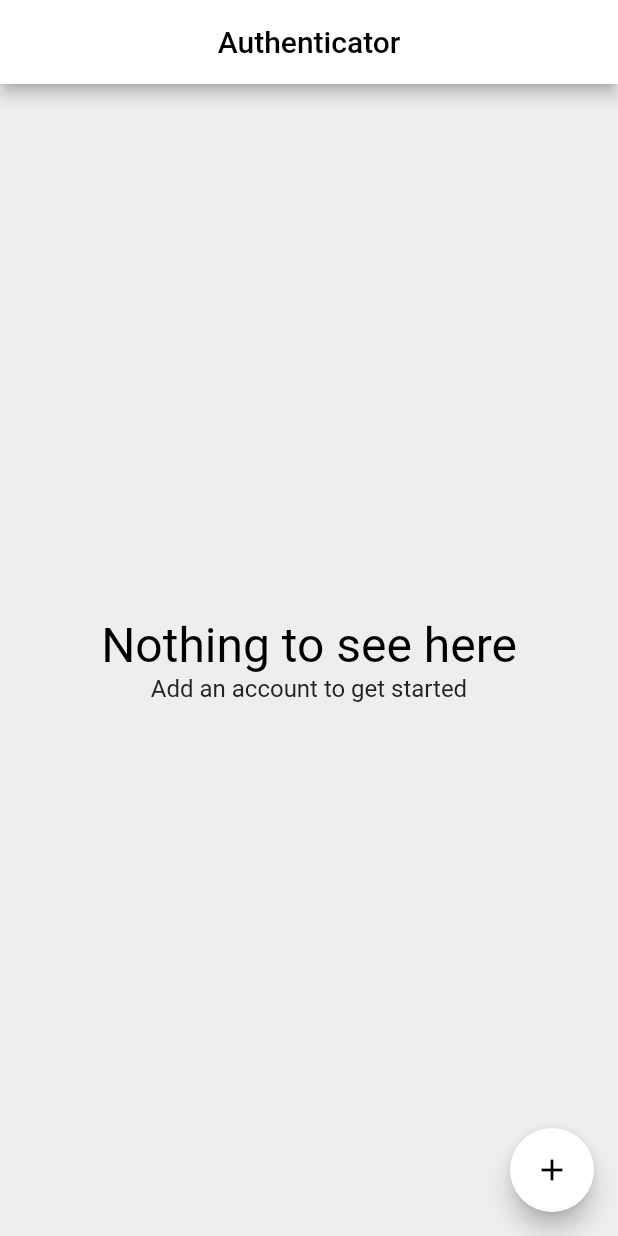
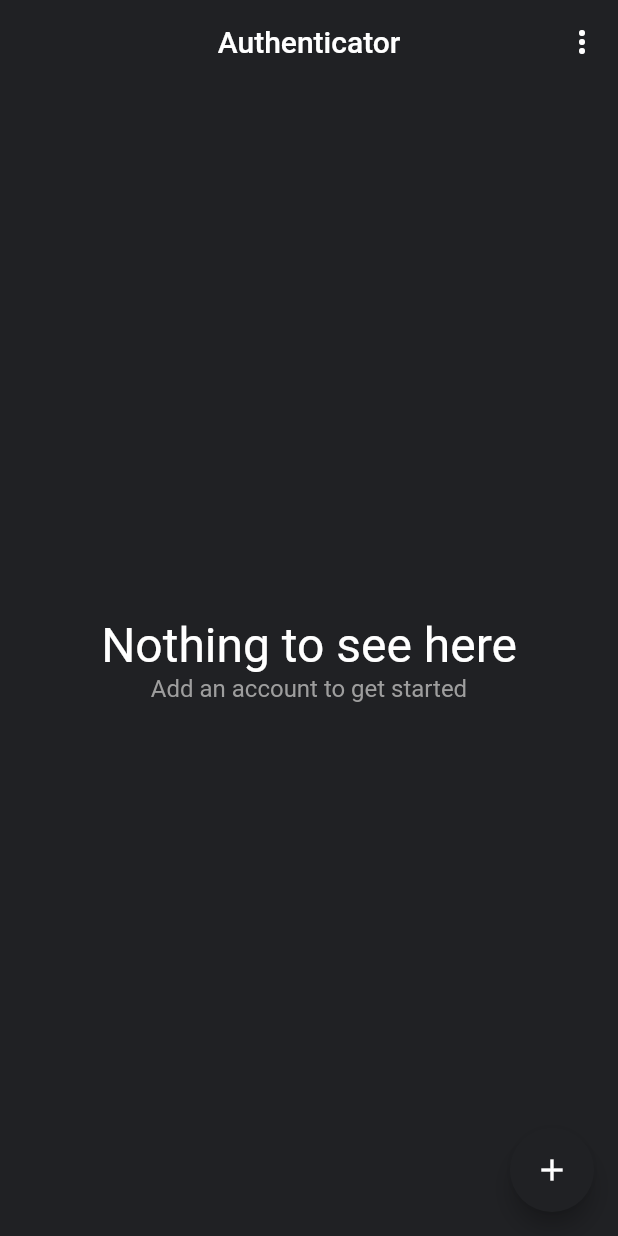
Before and after one commit to Mohammad-Rajabi/authenticator, a Flutter app: the screen it shows after launch, on a phone screen of 412 x 824 dp. Run offline on Flutter 3.47's test engine with Material 2 defaults, Android fonts, the phone set to English and light mode, and no system bars; drawn by our look-alikes of flutter_speed_dial; our stand-ins replace flutter_secure_storage, get, get_storage, hive, hive_flutter, sleek_circular_slider; missing offline and left inert: base32, otp, validated; accounts and stored records are empty.

Commit message:
Fixed the problem of displaying the counter and getting otp and adding theme changes

```diff
--- a/lib/models/secure_otp.dart
+++ b/lib/models/secure_otp.dart
@@ -23,7 +23,7 @@ class SecureOtp {
   SecureOtp(
       {required this.secret,
       required this.accountName,
-      this.algorithm = 'SHA256',
+      this.algorithm = 'SHA1',
       this.digits = 6,
       this.interval = 60});
 
--- a/lib/my_app.dart
+++ b/lib/my_app.dart
@@ -1,5 +1,7 @@
 import 'package:authenticator/pages/form_page.dart';
 import 'package:authenticator/pages/home_page.dart';
+import 'package:authenticator/utility/theme_service.dart';
+import 'package:authenticator/utility/themes.dart';
 import 'package:flutter/material.dart';
 import 'package:get/get.dart';
 import 'package:hive/hive.dart';
@@ -22,9 +24,9 @@ class MyAppState extends State<MyApp> {
         GetPage(name: '/', page: () => HomePage()),
         GetPage(name: '/form', page: () => FormPage())
       ],
-      theme: ThemeData(
-        primarySwatch: Colors.blue,
-      ),
+      theme: Themes.light,
+      darkTheme: Themes.dark,
+      themeMode: ThemeService().theme,
       home: HomePage(),
     );
   }
--- a/lib/pages/home_page.dart
+++ b/lib/pages/home_page.dart
@@ -1,6 +1,7 @@
 import 'package:authenticator/components/otp_item.dart';
 import 'package:authenticator/controllers/totp_controller.dart';
 import 'package:authenticator/pages/form_page.dart';
+import 'package:authenticator/utility/theme_service.dart';
 import 'package:flutter/material.dart';
 import 'package:flutter_speed_dial/flutter_speed_dial.dart';
 import 'package:get/get.dart';
@@ -13,35 +14,62 @@ class HomePage extends StatelessWidget {
   @override
   Widget build(BuildContext context) {
     return Scaffold(
-      appBar: _buildAppBar(),
-      body: _buildBody(),
-      floatingActionButton:
-          _buildFloatActionButton(), // This trailing comma makes auto-formatting nicer for build methods.
+      appBar: _buildAppBar(context),
+      body: _buildBody(context),
+      floatingActionButton: _buildFloatActionButton(
+          context), // This trailing comma makes auto-formatting nicer for build methods.
     );
   }
 
-  AppBar _buildAppBar() {
-    return true ? _mainAppBar() : _secondAppBar();
+  AppBar _buildAppBar(BuildContext context) {
+    return true ? _mainAppBar(context) : _secondAppBar(context);
   }
 
-  AppBar _mainAppBar() {
+  AppBar _mainAppBar(BuildContext context) {
+    return AppBar(
+      elevation: 0,
+      title: Text(
+        "Authenticator",
+        style: context.theme.textTheme.headline6,
+      ),
+      backgroundColor: context.theme.backgroundColor,
+      centerTitle: true,
+      actions: [
+        PopupMenuButton(
+            icon: Icon(
+              Icons.more_vert,
+              color: context.theme.iconTheme.color,
+            ),
+            onSelected: (String choise) {
+              _totpController.changeTheme();
+            },
+            itemBuilder: (BuildContext context) {
+              return [
+                PopupMenuItem(
+                    value: 'theme mode',
+                    child: Padding(
+                      padding: EdgeInsetsDirectional.only(end: 4),
+                      child: Align(
+                          alignment: AlignmentDirectional.topStart,
+                          child: Text(
+                            ThemeService().theme == ThemeMode.dark
+                                ? 'View in light mode'
+                                : 'View in dark mode',
+                            style: context.theme.textTheme.bodyText2,
+                          )),
+                    ))
+              ];
+            })
+      ],
+    );
+  }
+
+  AppBar _secondAppBar(BuildContext context) {
     return AppBar(
       title: Text(
         "Authenticator",
-        style: TextStyle(color: Colors.black),
+        style: context.theme.textTheme.headline6,
       ),
-      backgroundColor: Colors.white,
-      centerTitle: true,
-    );
-  }
-
-  AppBar _secondAppBar() {
-    return AppBar(
-      title: Text(
-        "Authenticator",
-        style: TextStyle(color: Colors.black),
-      ),
-      backgroundColor: Colors.white,
       leading: Icon(
         Icons.arrow_back,
         color: Colors.black,
@@ -56,11 +84,11 @@ class HomePage extends StatelessWidget {
     );
   }
 
-  Widget _buildBody() {
+  Widget _buildBody(BuildContext context) {
     return Obx(
       () => Container(
         decoration: BoxDecoration(
-          color: Colors.grey[200],
+          color: context.theme.backgroundColor,
         ),
         child: (_totpController.otpItems.isEmpty)
             ? Center(
@@ -71,14 +99,14 @@ class HomePage extends StatelessWidget {
                       'Nothing to see here',
                       style: TextStyle(
                         fontSize: 32,
-                        color: Colors.black,
+                        color: context.theme.textTheme.headline6!.color,
                       ),
                     ),
                     Text(
                       'Add an account to get started',
                       style: TextStyle(
                         fontSize: 16,
-                        color: Colors.grey[900],
+                        color: Colors.grey,
                       ),
                     ),
                   ],
@@ -97,14 +125,14 @@ class HomePage extends StatelessWidget {
     );
   }
 
-  Widget _buildFloatActionButton() {
+  Widget _buildFloatActionButton(BuildContext context) {
     return SpeedDial(
-      icon:Icons.add,
+      icon: Icons.add,
       useRotationAnimation: true,
       spacing: 8,
       spaceBetweenChildren: 8,
-      iconTheme: IconThemeData(color: Colors.black),
-      backgroundColor: Colors.white,
+      iconTheme: context.theme.iconTheme,
+      backgroundColor: context.theme.floatingActionButtonTheme.backgroundColor,
       activeIcon: Icons.close,
       overlayColor: Colors.grey,
       overlayOpacity: 0.6,
@@ -115,7 +143,8 @@ class HomePage extends StatelessWidget {
               color: Colors.lightBlue,
             ),
             label: 'Enter a Set up Key',
-            backgroundColor: Colors.white,
+            backgroundColor:
+                context.theme.floatingActionButtonTheme.backgroundColor,
             onTap: () {
               _totpController.navigateToFormPage();
             }),
--- /dev/null
+++ b/lib/utility/theme_service.dart
@@ -0,0 +1,25 @@
+import 'package:flutter/material.dart';
+import 'package:get_storage/get_storage.dart';
+import 'package:get/get.dart';
+
+class ThemeService {
+  static final ThemeService _instance = ThemeService._internal();
+
+  factory ThemeService() => _instance;
+
+  ThemeService._internal();
+
+  final _box = GetStorage();
+  final String _key = "isDarkMode";
+
+  bool _loadTheme() => _box.read(_key) ?? false;
+
+  _saveTheme(bool isDarkMode) => _box.write(_key, isDarkMode);
+
+  ThemeMode get theme => _loadTheme() ? ThemeMode.light : ThemeMode.dark;
+
+  void switchTheme() {
+    _saveTheme(!_loadTheme());
+    Get.changeThemeMode(_loadTheme() ? ThemeMode.light : ThemeMode.dark);
+  }
+}
--- /dev/null
+++ b/lib/utility/themes.dart
@@ -0,0 +1,39 @@
+import 'package:flutter/material.dart';
+import 'package:flutter/services.dart';
+
+class Themes {
+  static final light = ThemeData.light().copyWith(
+      backgroundColor: Colors.white,
+      appBarTheme: AppBarTheme(
+        elevation: 0,
+        backgroundColor: Colors.white,
+        systemOverlayStyle: SystemUiOverlayStyle(
+            statusBarColor: Colors.white,
+            statusBarIconBrightness: Brightness.dark),
+      ),
+      floatingActionButtonTheme: FloatingActionButtonThemeData(
+        backgroundColor: Colors.white,
+      ),
+      textTheme: TextTheme(
+          headline6: TextStyle(color: Colors.black),
+          bodyText2: TextStyle(color: Colors.black)),
+      iconTheme: IconThemeData(color: Colors.black));
+
+  static final dark = ThemeData.dark().copyWith(
+      backgroundColor: Color(0xff202124),
+      appBarTheme: AppBarTheme(
+        elevation: 0,
+        backgroundColor: Color(0xff202124),
+        systemOverlayStyle: SystemUiOverlayStyle(
+            statusBarColor: Color(0xff202124),
+            statusBarBrightness: Brightness.dark,
+            statusBarIconBrightness: Brightness.light),
+      ),
+      floatingActionButtonTheme: FloatingActionButtonThemeData(
+        backgroundColor: Color(0xff202124),
+      ),
+      textTheme: TextTheme(
+          headline6: TextStyle(color: Colors.white),
+          bodyText2: TextStyle(color: Colors.white)),
+      iconTheme: IconThemeData(color: Colors.white));
+}
```
Also changed, not shown: lib/components/otp_item.dart (+67 -69 lines), lib/controllers/form_controller.dart (+5 -3 lines), lib/controllers/totp_controller.dart (+7 -8 lines), lib/pages/form_page.dart (+6 -4 lines), pubspec.yaml (+6 -5 lines), pubspec.lock.
